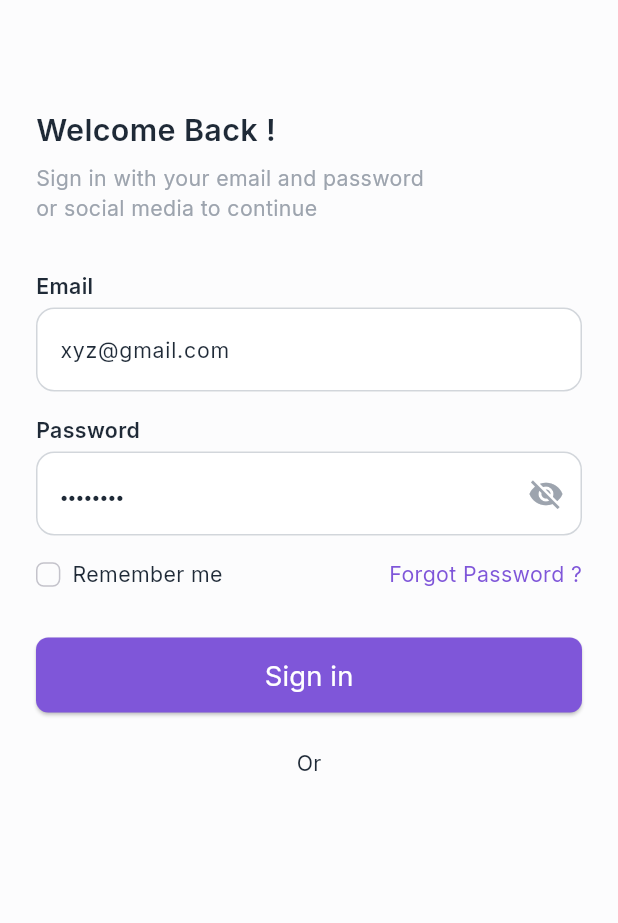
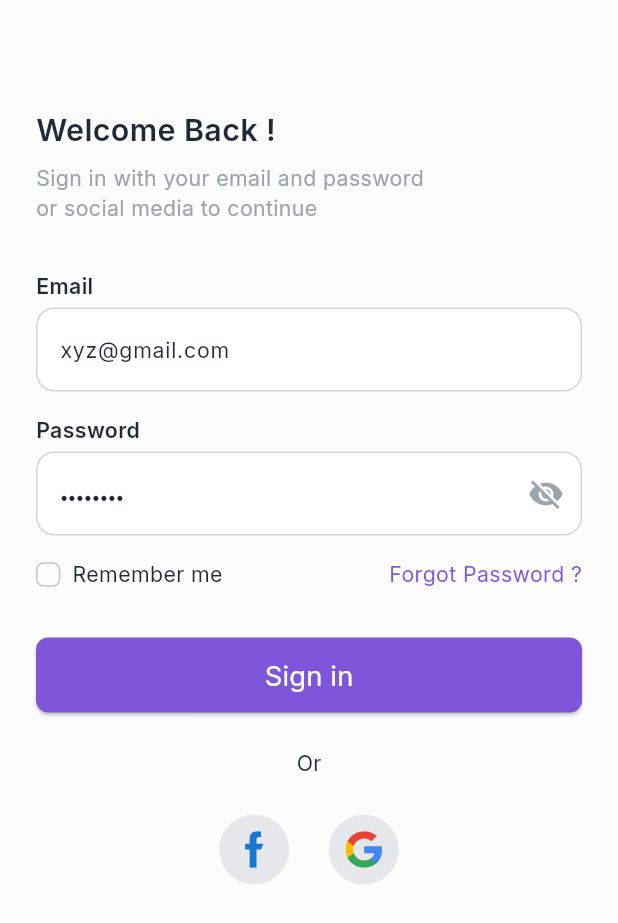
Before and after one commit to NadyAlwazah/flutter-task10-team-housely-app-beg, a Flutter app: the screen it shows after launch, on a phone screen of 412 x 824 dp. Shown: the top 923 px of the screen. Run offline on Flutter 3.47's test engine with Material 3 defaults, Android fonts, the light colour scheme and no system bars; our stand-ins replace flutter_screenutil, flutter_svg, go_router, google_fonts.

Commit message:
feat: add SocialSigninButtons and integrate into SigninViewBody

```diff
--- a/lib/core/utils/assets.dart
+++ b/lib/core/utils/assets.dart
@@ -6,4 +6,6 @@ class AssetsData {
   static const iconDocumentSvg = "${_icons}document.svg";
   static const iconExploreSvg = "${_icons}explore.svg";
   static const iconCheckSvg = "${_icons}check.svg";
+  static const iconGoogleSvg = "${_icons}google.svg";
+  static const iconFacebookSvg = "${_icons}facebook.svg";
 }
--- a/lib/features/auth/presentation/views/widgets/signin_view_body.dart
+++ b/lib/features/auth/presentation/views/widgets/signin_view_body.dart
@@ -5,6 +5,7 @@ import 'package:flutter_task10_team_housely_app_beg/features/auth/presentation/v
 import 'package:flutter_task10_team_housely_app_beg/features/auth/presentation/views/widgets/forgot_password_text.dart';
 import 'package:flutter_task10_team_housely_app_beg/features/auth/presentation/views/widgets/remember_me.dart';
 import 'package:flutter_task10_team_housely_app_beg/features/auth/presentation/views/widgets/signin_form_fields.dart';
+import 'package:flutter_task10_team_housely_app_beg/features/auth/presentation/views/widgets/social_signin_buttons.dart';
 
 class SigninViewBody extends StatefulWidget {
   const SigninViewBody({super.key});
@@ -62,6 +63,7 @@ class _SigninViewBodyState extends State<SigninViewBody> {
                 const AuthOrText(),
 
                 const SizedBox(height: 24),
+                const SocialSigninButtons(),
               ],
             ),
           ),
--- /dev/null
+++ b/lib/features/auth/presentation/views/widgets/social_signin_buttons.dart
@@ -0,0 +1,34 @@
+import 'package:flutter/material.dart';
+import 'package:flutter_screenutil/flutter_screenutil.dart';
+import 'package:flutter_svg/flutter_svg.dart';
+import 'package:flutter_task10_team_housely_app_beg/core/utils/assets.dart';
+
+class SocialSigninButtons extends StatelessWidget {
+  const SocialSigninButtons({super.key});
+
+  @override
+  Widget build(BuildContext context) {
+    return Row(
+      mainAxisAlignment: MainAxisAlignment.center,
+      children: [
+        _buildSocialButton(AssetsData.iconFacebookSvg),
+        SizedBox(width: 24.w),
+        _buildSocialButton(AssetsData.iconGoogleSvg),
+      ],
+    );
+  }
+
+  Widget _buildSocialButton(String assetPath) {
+    return Container(
+      width: 46.r,
+      height: 46.r,
+      decoration: const BoxDecoration(
+        shape: BoxShape.circle,
+        color: Color(0xFFE5E7EB),
+      ),
+      child: Center(
+        child: SvgPicture.asset(assetPath, width: 24.r, height: 24.r),
+      ),
+    );
+  }
+}
```
Also changed, not shown: assets/icons/facebook.svg (added), assets/icons/google.svg (added).
